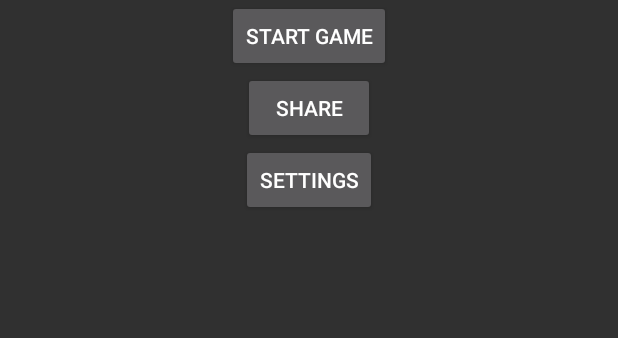
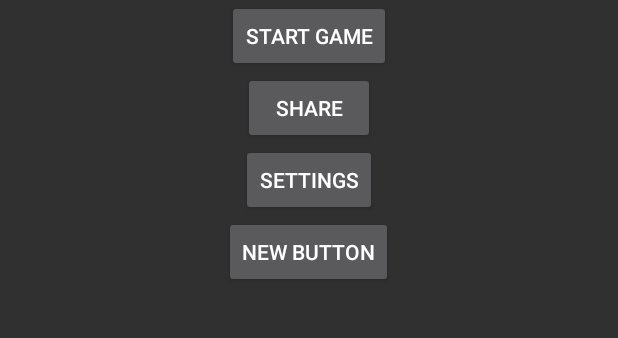
Before and after one commit to EthanShimooka/WikiRacers, an Android app: the screen it shows after launch (menuActivity), on a phone screen of 412 x 824 dp, the part 118-456 px from its top. Run offline under Robolectric (Android 15) with nearby library versions, the light colour scheme and no system bars; 4 statements that could not run were skipped.

Commit message:
basic page set up
useless commit

```diff
--- a/app/src/main/AndroidManifest.xml
+++ b/app/src/main/AndroidManifest.xml
@@ -13,6 +13,9 @@
         <activity android:name=".webBrowser"
                   android:label="@string/app_name"
          />
+        <activity android:name=".Register"
+                  android:label="Wikiracers"
+        />
 
         <activity
             android:name=".menuActivity"
--- a/app/src/main/java/wikiracers/wikiracers/menuActivity.java
+++ b/app/src/main/java/wikiracers/wikiracers/menuActivity.java
@@ -39,16 +39,31 @@ public class menuActivity extends Activity {
         setContentView(R.layout.activity_menu_layout);
 
 // Enable Local Datastore.
-        Parse.enableLocalDatastore(this);
+        Parse.enableLocalDatastore(getApplicationContext());
 
         Parse.initialize(this, "pUt8rvMtRcdgXu3PMpyLyjbxkTIA4xEeVEJ4C1hp", "P7dA3hQGSO8NpuCODjgzJFH1F7ADn487syS55FBq");
 
-
+// TODO: delete this after done testing with db
         ParseObject testObject = new ParseObject("TestObject");
         testObject.put("foo", "bar");
         testObject.saveInBackground();
 
-        Button menuButton = (Button) findViewById(R.id.menu_button);
+        final Button menuButton = (Button) findViewById(R.id.menu_button);
+        final Button subscribeButton = (Button) findViewById(R.id.register_button);
+        View.OnClickListener listener = new View.OnClickListener() {
+            @Override
+            public void onClick(View view) {
+                if (view == menuButton){
+                    startActivity(new Intent(getApplicationContext(), webBrowser.class));
+                }
+                else if(view == subscribeButton){
+                    startActivity(new Intent(getApplicationContext(), Register.class));
+                }
+            }
+        };
+        menuButton.setOnClickListener(listener);
+        subscribeButton.setOnClickListener(listener);
+        /*
         menuButton.setOnClickListener(new View.OnClickListener() {
             public void onClick (View v){
 
@@ -57,6 +72,7 @@ public class menuActivity extends Activity {
             startActivity(new Intent(getApplicationContext(), webBrowser.class));
             }
         });
+        */
     }
 
 
--- a/app/src/main/res/layout/activity_menu_layout.xml
+++ b/app/src/main/res/layout/activity_menu_layout.xml
@@ -65,4 +65,12 @@
 
     </LinearLayout>
 
+    <Button
+        style="?android:attr/buttonStyleSmall"
+        android:layout_width="wrap_content"
+        android:layout_height="wrap_content"
+        android:text="New Button"
+        android:id="@+id/register_button"
+        android:layout_gravity="center_horizontal" />
+
 </LinearLayout>
```
Also changed, not shown: app/src/main/java/wikiracers/wikiracers/Register.java (added, +15 -0 lines), app/src/main/res/layout/activity_register_page.xml (added, +12 -0 lines).
